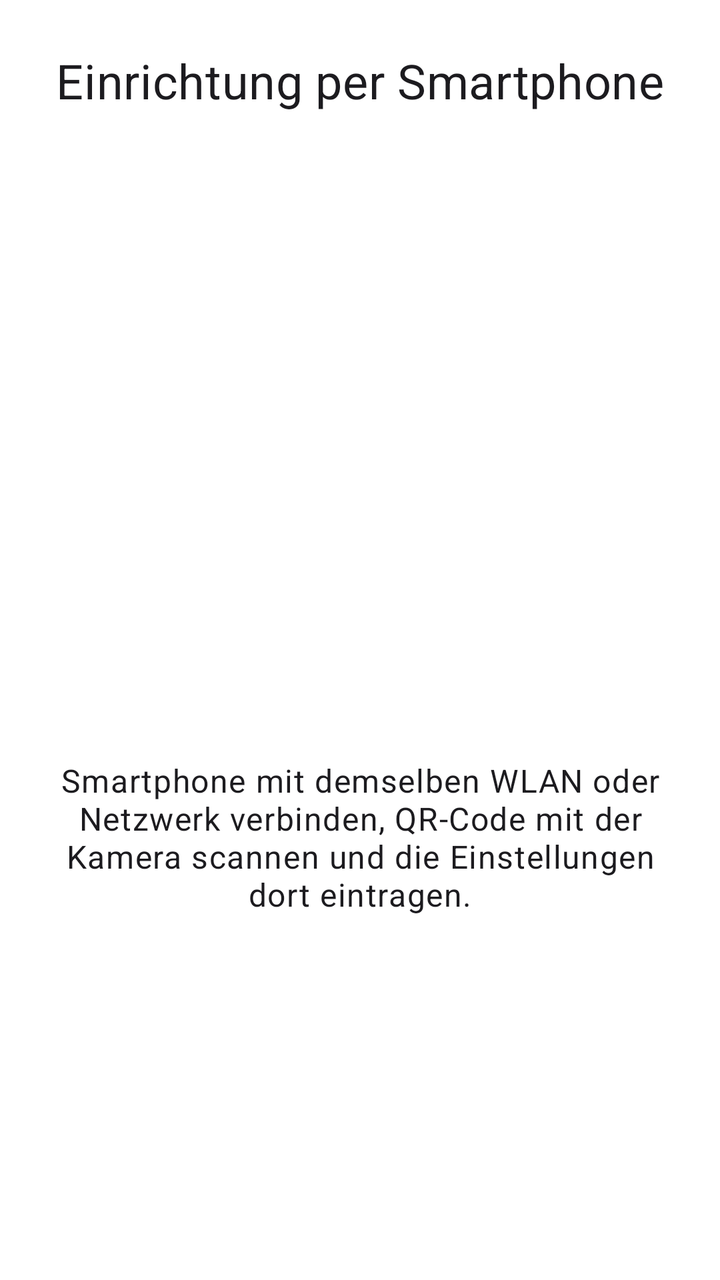
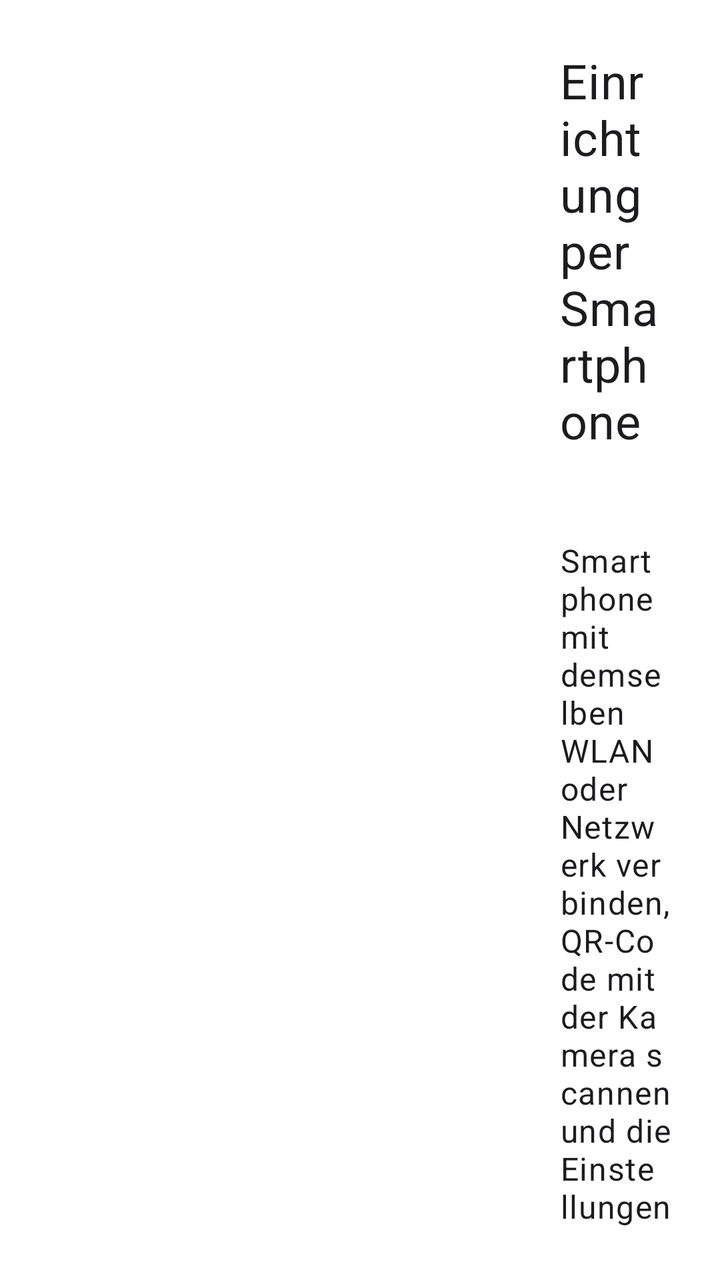

Before-and-after screenshots of an Android layout around one commit, followed by the original layout XML and the change that was made.
<!-- AndroidManifest.xml: application theme Theme.TVSig -->
<!-- res/layout/dialog_remote_setup.xml -->
<?xml version="1.0" encoding="utf-8"?>
<LinearLayout xmlns:android="http://schemas.android.com/apk/res/android"
    android:layout_width="match_parent"
    android:layout_height="wrap_content"
    android:orientation="vertical"
    android:background="@drawable/bg_dialog"
    android:padding="@dimen/dialog_padding">

    <TextView
        android:layout_width="match_parent"
        android:layout_height="wrap_content"
        android:gravity="center"
        android:text="@string/remote_title"
        android:textAppearance="@style/TextAppearance.TVSig.Title"
        android:layout_marginBottom="@dimen/margin_small" />

    <ImageView
        android:id="@+id/qrImage"
        android:layout_width="260dp"
        android:layout_height="260dp"
        android:layout_gravity="center_horizontal"
        android:background="@android:color/white"
        android:contentDescription="@string/remote_title"
        android:scaleType="fitCenter" />

    <TextView
        android:id="@+id/remoteUrl"
        android:layout_width="match_parent"
        android:layout_height="wrap_content"
        android:layout_marginTop="@dimen/margin_small"
        android:fontFamily="monospace"
        android:gravity="center"
        android:textAppearance="@style/TextAppearance.TVSig.Body"
        android:textColor="?attr/colorPrimary" />

    <TextView
        android:id="@+id/remoteStatus"
        android:layout_width="match_parent"
        android:layout_height="wrap_content"
        android:layout_marginTop="@dimen/margin_small"
        android:gravity="center"
        android:text="@string/remote_hint"
        android:textAppearance="@style/TextAppearance.TVSig.Caption" />

    <Button
        android:id="@+id/btnClose"
        style="@style/Widget.TVSig.Button.Tertiary"
        android:layout_width="wrap_content"
        android:layout_height="wrap_content"
        android:layout_gravity="end"
        android:layout_marginTop="@dimen/margin_medium"
        android:text="@string/button_close" />
</LinearLayout>
<!-- resources referenced by this layout -->
<resources>
  <dimen name="dialog_padding">24dp</dimen>
  <dimen name="margin_medium">16dp</dimen>
  <dimen name="margin_small">12dp</dimen>
  <!-- drawable bg_dialog (drawable) -->
  <?xml version="1.0" encoding="utf-8"?>
  <shape xmlns:android="http://schemas.android.com/apk/res/android"
      android:shape="rectangle">
      <corners android:radius="@dimen/dialog_corner_radius5"/>
      <solid android:color="?attr/dialogBackground"/>
  </shape>
  <string name="button_close">Schließen</string>
  <string name="remote_hint">Smartphone mit demselben WLAN oder Netzwerk verbinden, QR-Code mit der Kamera scannen und die Einstellungen dort eintragen.</string>
  <string name="remote_title">Einrichtung per Smartphone</string>
  <style name="TextAppearance.TVSig.Body" parent="TextAppearance.MaterialComponents.Body1">
          <item name="android:textSize">@dimen/text_size_body</item>
          <item name="android:textColor">?attr/colorOnSurface</item>
      </style>
  <style name="TextAppearance.TVSig.Caption" parent="TextAppearance.MaterialComponents.Caption">
          <item name="android:textSize">@dimen/text_size_caption</item>
          <item name="android:textColor">?attr/colorOnSurface</item>
      </style>
  <style name="TextAppearance.TVSig.Title" parent="TextAppearance.MaterialComponents.Subtitle1">
          <item name="android:textSize">@dimen/text_size_title</item>
          <item name="android:textColor">?attr/colorOnSurface</item>
      </style>
  <style name="Widget.TVSig.Button.Tertiary" parent="Widget.TVSig.Button">
          <item name="backgroundTint">?attr/colorSecondaryVariant</item>
          <item name="android:textColor">@color/button_text_on_tertiary</item>
      </style>
  <dimen name="dialog_corner_radius5">5dp</dimen>
  <dimen name="text_size_body">20sp</dimen>
  <dimen name="text_size_caption">16sp</dimen>
  <dimen name="text_size_title">24sp</dimen>
  <style name="Widget.TVSig.Button" parent="Widget.MaterialComponents.Button">
          <item name="android:minHeight">56dp</item>
          <item name="android:minWidth">140dp</item>
          <item name="android:padding">12dp</item>
          <item name="cornerRadius">16dp</item>
          <item name="android:textSize">@dimen/text_size_body</item>
          <item name="android:textColor">?attr/colorOnPrimary</item>
          <item name="backgroundTint">?attr/colorPrimary</item>
          <item name="elevation">0dp</item>
          <item name="android:stateListAnimator">@null</item>
          <item name="android:foreground">@drawable/focus_ring</item>
          <item name="android:focusable">true</item>
      </style>
  <color name="button_text_on_tertiary">#FFFFFF</color>
  <color name="primary">#1b8387</color>
  <color name="primary_variant">#facd60</color>
  <color name="text_primary_light">#1C1B1F</color>
  <color name="secondary">#e74645</color>
  <color name="tertiary">#fb7756</color>
  <color name="transparent">#00000000</color>
  <color name="background_light">#FFFFFF</color>
  <color name="surface_light">#FFFFFF</color>
  <color name="error_light">#FFB4AB</color>
  <color name="text_secondary_light">#49454F</color>
  <color name="scrim">#62000000</color>
  <color name="ripple_light">#33000000</color>
  <!-- drawable focus_ring (drawable) -->
  <?xml version="1.0" encoding="utf-8"?>
  <selector xmlns:android="http://schemas.android.com/apk/res/android">
      <item android:state_focused="true">
          <shape android:shape="rectangle">
              <corners android:radius="18dp"/>
              <stroke
                  android:width="4dp"
                  android:color="?attr/colorOnSurface"/>
          </shape>
      </item>
      <item>
          <shape android:shape="rectangle">
              <solid android:color="@android:color/transparent"/>
          </shape>
      </item>
  </selector>
  <!-- unchanged entries left out for length: 1 -->
</resources>

<!-- the commit's change to res/layout/dialog_remote_setup.xml (unified diff, before → after) -->
@@ -2,52 +2,55 @@
 <LinearLayout xmlns:android="http://schemas.android.com/apk/res/android"
     android:layout_width="match_parent"
     android:layout_height="wrap_content"
-    android:orientation="vertical"
     android:background="@drawable/bg_dialog"
+    android:gravity="center_vertical"
+    android:orientation="horizontal"
     android:padding="@dimen/dialog_padding">
-
-    <TextView
-        android:layout_width="match_parent"
-        android:layout_height="wrap_content"
-        android:gravity="center"
-        android:text="@string/remote_title"
-        android:textAppearance="@style/TextAppearance.TVSig.Title"
-        android:layout_marginBottom="@dimen/margin_small" />
 
     <ImageView
         android:id="@+id/qrImage"
-        android:layout_width="260dp"
-        android:layout_height="260dp"
-        android:layout_gravity="center_horizontal"
+        android:layout_width="@dimen/qr_size"
+        android:layout_height="@dimen/qr_size"
         android:background="@android:color/white"
         android:contentDescription="@string/remote_title"
         android:scaleType="fitCenter" />
 
-    <TextView
-        android:id="@+id/remoteUrl"
-        android:layout_width="match_parent"
+    <LinearLayout
+        android:layout_width="0dp"
         android:layout_height="wrap_content"
-        android:layout_marginTop="@dimen/margin_small"
-        android:fontFamily="monospace"
-        android:gravity="center"
-        android:textAppearance="@style/TextAppearance.TVSig.Body"
-        android:textColor="?attr/colorPrimary" />
+        android:layout_marginStart="@dimen/margin_medium"
+        android:layout_weight="1"
+        android:orientation="vertical">
 
-    <TextView
-        android:id="@+id/remoteStatus"
-        android:layout_width="match_parent"
-        android:layout_height="wrap_content"
-        android:layout_marginTop="@dimen/margin_small"
-        android:gravity="center"
-        android:text="@string/remote_hint"
-        android:textAppearance="@style/TextAppearance.TVSig.Caption" />
+        <TextView
+            android:layout_width="match_parent"
+            android:layout_height="wrap_content"
+            android:layout_marginBottom="@dimen/margin_xsmall"
+            android:text="@string/remote_title"
+            android:textAppearance="@style/TextAppearance.TVSig.Title" />
 
-    <Button
-        android:id="@+id/btnClose"
-        style="@style/Widget.TVSig.Button.Tertiary"
-        android:layout_width="wrap_content"
-        android:layout_height="wrap_content"
-        android:layout_gravity="end"
-        android:layout_marginTop="@dimen/margin_medium"
-        android:text="@string/button_close" />
+        <TextView
+            android:id="@+id/remoteUrl"
+            android:layout_width="match_parent"
+            android:layout_height="wrap_content"
+            android:fontFamily="monospace"
+            android:textAppearance="@style/TextAppearance.TVSig.Body"
+            android:textColor="?attr/colorPrimary" />
+
+        <TextView
+            android:id="@+id/remoteStatus"
+            android:layout_width="match_parent"
+            android:layout_height="wrap_content"
+            android:layout_marginTop="@dimen/margin_xsmall"
+            android:text="@string/remote_hint"
+            android:textAppearance="@style/TextAppearance.TVSig.Caption" />
+
+        <Button
+            android:id="@+id/btnClose"
+            style="@style/Widget.TVSig.Button.Tertiary"
+            android:layout_width="wrap_content"
+            android:layout_height="wrap_content"
+            android:layout_marginTop="@dimen/margin_small"
+            android:text="@string/button_close" />
+    </LinearLayout>
 </LinearLayout>
<!-- resource entries referenced after the edit -->
@@ -1,8 +1,10 @@
 <!-- resources referenced by this layout -->
 <resources>
-  <dimen name="dialog_padding">24dp</dimen>
+  <dimen name="dialog_padding">16dp</dimen>
   <dimen name="margin_medium">16dp</dimen>
   <dimen name="margin_small">12dp</dimen>
+  <dimen name="margin_xsmall">8dp</dimen>
+  <dimen name="qr_size">190dp</dimen>
   <!-- drawable bg_dialog (drawable) -->
   <?xml version="1.0" encoding="utf-8"?>
   <shape xmlns:android="http://schemas.android.com/apk/res/android"
